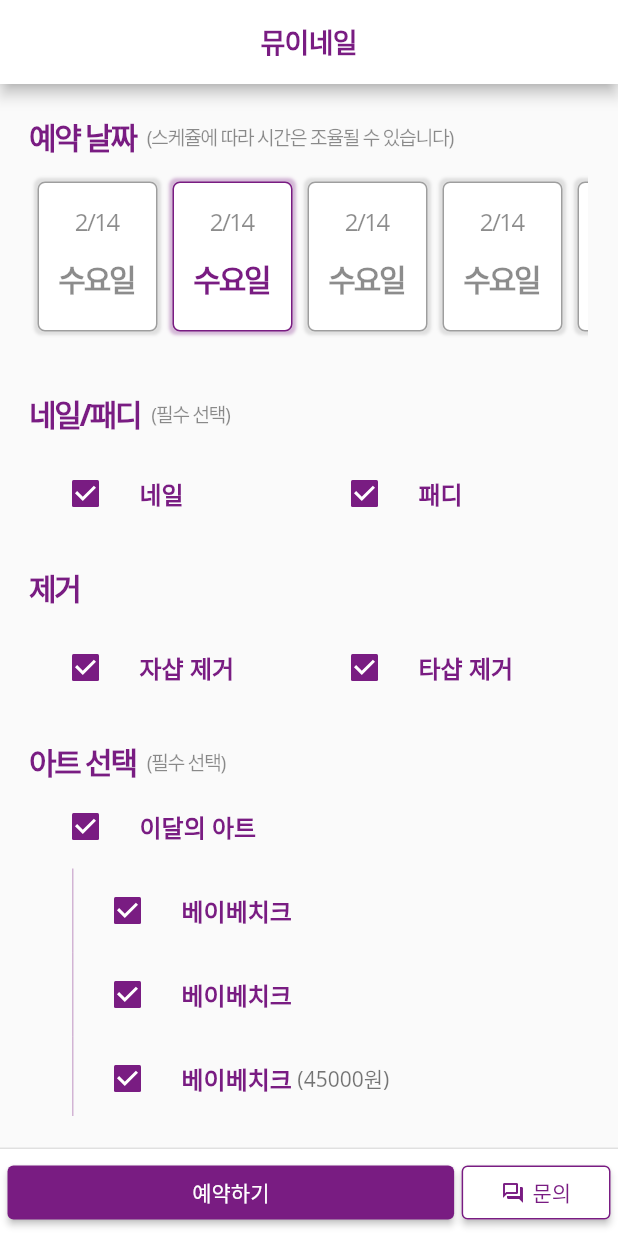
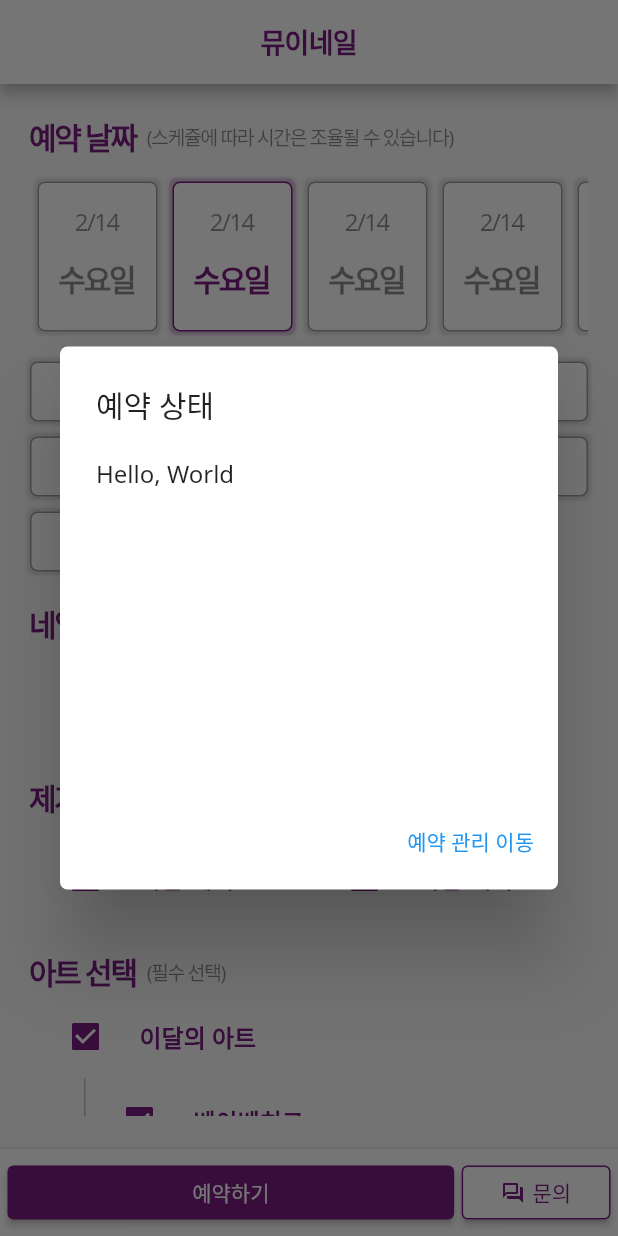
Before and after one commit to binbyz/flutter-mueynail, a Flutter app: the ReservationScreen screen opened directly, on a phone screen of 412 x 824 dp. Run offline on Flutter 3.47's test engine with Material 2 defaults, Android fonts, the phone set to English and light mode, and no system bars; our stand-ins replace carousel_slider; network calls fail.

Commit message:
update: 예약하기

```diff
--- a/lib/app/components/app_checkbox_list_title.dart
+++ b/lib/app/components/app_checkbox_list_title.dart
@@ -74,7 +74,7 @@ class _AppCheckboxListTitleState extends State<AppCheckboxListTitle> {
             controlAffinity: widget.affinity,
           ),
           Padding(
-            padding: const EdgeInsets.only(left: 27),
+            padding: const EdgeInsets.only(left: 35),
             child: Column(
               children: [...?widget.children],
             ),
--- a/lib/app/enum/art_group_enum.dart
+++ b/lib/app/enum/art_group_enum.dart
@@ -1,10 +1,13 @@
 enum ArtGroupEnum {
   todayArt(1, '이달의 아트', 'today_art'),
-  oneTone(2, '원톤', 'one_tone'),
-  french(3, '프렌치', 'french'),
-  custom(9, '커스텀', 'custom');
+  oneToneArt(2, '원톤 아트', 'onetone_art'),
+  frenchArt(3, '프렌치 아트', 'french_art'),
+  brandArt(4, '브랜드 아트', 'brand_art'),
+  seasonOffArt(5, '시즌오프 아트', 'seasonoff_art'),
+  customArt(9, '커스텀 아트', 'custom_art');
 
   const ArtGroupEnum(this.id, this.label, this.key);
+
   final int id;
   final String label;
   final String key;
--- a/lib/screens/chat/components/chat_input.dart
+++ b/lib/screens/chat/components/chat_input.dart
@@ -12,7 +12,6 @@ class ChatInput extends StatelessWidget {
         color: Colors.white,
         border: Border(
           top: BorderSide(color: Colors.black12, width: 0.5),
-          bottom: BorderSide(color: Colors.black12, width: 0.5),
         ),
       ),
       height: 50,
--- a/lib/screens/reservation/components/booking_date.dart
+++ b/lib/screens/reservation/components/booking_date.dart
@@ -14,13 +14,13 @@ class BookingDate extends StatelessWidget {
       padding: const EdgeInsets.symmetric(vertical: 15),
       height: 100,
       width: 80,
-      decoration: checked == true ? positiveBoxDecoration : negativeBoxDecoration,
+      decoration: checked ? positiveBoxDecoration : negativeBoxDecoration,
       child: Center(
         child: Column(
           mainAxisAlignment: MainAxisAlignment.center,
           children: [
             Expanded(child: Text('2/14', style: summaryTextStyle.copyWith(fontSize: 16))),
-            Expanded(child: Text('수요일', style: checked == true ? positiveTextStyle : negativeTextStyle)),
+            Expanded(child: Text('수요일', style: checked ? positiveTextStyle : negativeTextStyle)),
           ],
         ),
       ),
--- a/lib/screens/reservation/components/booking_time.dart
+++ b/lib/screens/reservation/components/booking_time.dart
@@ -1,12 +1,24 @@
 import 'package:flutter/material.dart';
+import 'package:mueynail/constants/style.dart';
 
 class BookingTime extends StatelessWidget {
-  const BookingTime({Key? key}) : super(key: key);
+  final DateTime dateTime;
+  final bool checked;
+
+  final _positiveTextStyle = positiveTextStyle.copyWith(fontWeight: FontWeight.w500, fontSize: 18);
+  final _negativeTestStyle = negativeTextStyle.copyWith(fontWeight: FontWeight.w500, fontSize: 18);
+
+  BookingTime({Key? key, required this.dateTime, required this.checked}) : super(key: key);
 
   @override
   Widget build(BuildContext context) {
     return Container(
-
+      width: MediaQuery.of(context).size.width / 5,
+      height: 40,
+      decoration: checked ? positiveBoxDecoration : negativeBoxDecoration,
+      child: Center(
+        child: Text('14:00', style: checked ? _positiveTextStyle : _negativeTestStyle),
+      ),
     );
   }
 }
--- a/lib/screens/reservation/reservation_screen.dart
+++ b/lib/screens/reservation/reservation_screen.dart
@@ -3,6 +3,7 @@ import 'package:mueynail/app/components/app_checkbox_list_title.dart';
 import 'package:mueynail/app/enum/art_group_enum.dart';
 import 'package:mueynail/constants/color.dart';
 import 'package:mueynail/screens/reservation/components/booking_date.dart';
+import 'package:mueynail/screens/reservation/components/booking_time.dart';
 
 import '../home/components/content_box.dart';
 import '../home/components/home_app_bar.dart';
@@ -19,8 +20,33 @@ class ReservationScreen extends StatefulWidget {
 }
 
 class _ReservationScreenState extends State<ReservationScreen> {
+  void _showReservationStatusDialog(BuildContext context) {
+    showDialog(
+      context: context,
+      barrierDismissible: false,
+      builder: (BuildContext context) {
+        return AlertDialog(
+          shape: RoundedRectangleBorder(
+            borderRadius: BorderRadius.circular(5),
+          ),
+          title: Text('예약 상태'),
+          content: SizedBox(
+            height: 200,
+            width: 300,
+            child: Text('Hello, World'),
+          ),
+          actions: [
+            TextButton(onPressed: () {}, child: Text('예약 관리 이동')),
+          ],
+        );
+      },
+    );
+  }
+
   @override
   Widget build(BuildContext context) {
+    Future.delayed(Duration.zero, () => _showReservationStatusDialog(context));
+
     return Scaffold(
       appBar: const HomeAppBar(),
       body: Stack(
@@ -77,8 +103,19 @@ class _ReservationScreenState extends State<ReservationScreen> {
       summary: '스케쥴에 따라 시간은 조율될 수 있습니다',
       visibleTitle: false,
       children: Wrap(
+        spacing: 10,
+        runSpacing: 10,
+        alignment: WrapAlignment.spaceBetween,
         children: [
-
+          BookingTime(dateTime: DateTime.now(), checked: false),
+          BookingTime(dateTime: DateTime.now(), checked: true),
+          BookingTime(dateTime: DateTime.now(), checked: false),
+          BookingTime(dateTime: DateTime.now(), checked: false),
+          BookingTime(dateTime: DateTime.now(), checked: false),
+          BookingTime(dateTime: DateTime.now(), checked: false),
+          BookingTime(dateTime: DateTime.now(), checked: false),
+          BookingTime(dateTime: DateTime.now(), checked: false),
+          BookingTime(dateTime: DateTime.now(), checked: false),
         ],
       ),
     );
@@ -114,9 +151,11 @@ class _ReservationScreenState extends State<ReservationScreen> {
               AppCheckboxListTitle(label: '베이베치크', depthColor: primaryColorOpacity),
             ],
           ),
-          AppCheckboxListTitle(label: ArtGroupEnum.oneTone.label),
-          AppCheckboxListTitle(label: ArtGroupEnum.french.label),
-          AppCheckboxListTitle(label: ArtGroupEnum.custom.label),
+          AppCheckboxListTitle(label: ArtGroupEnum.oneToneArt.label),
+          AppCheckboxListTitle(label: ArtGroupEnum.frenchArt.label),
+          AppCheckboxListTitle(label: ArtGroupEnum.brandArt.label),
+          AppCheckboxListTitle(label: ArtGroupEnum.seasonOffArt.label),
+          AppCheckboxListTitle(label: ArtGroupEnum.customArt.label),
         ],
       ),
     );
@@ -171,7 +210,19 @@ class _ReservationScreenState extends State<ReservationScreen> {
         children: const [
           TextField(
             keyboardType: TextInputType.multiline,
-            maxLines: null,
+            maxLines: 3,
+            decoration: InputDecoration(
+              fillColor: Colors.white,
+              enabledBorder: OutlineInputBorder(
+                borderRadius: BorderRadius.all(Radius.circular(10)),
+                borderSide: BorderSide(width: 1, color: primaryColor),
+              ),
+              focusedBorder: OutlineInputBorder(
+                borderRadius: BorderRadius.all(Radius.circular(10)),
+                borderSide: BorderSide(width: 1, color: primaryColor),
+              ),
+              hintText: '기타 궁금하신 부분 편하게 남겨주세요 :)',
+            ),
           ),
         ],
       ),
```
